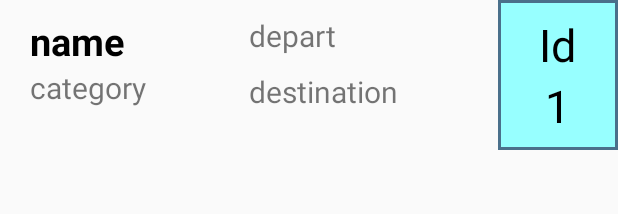
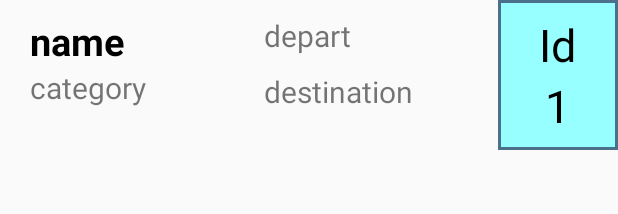
Before and after one commit to smkn4malang/smkcoding_rtrain, an Android app: the layout item_train.xml on its own in the app's theme, with its tools: preview values and no code run, on a phone screen of 412 x 824 dp. Shown: the top 214 px of the screen. Run offline under Robolectric (Android 15) with nearby library versions, the phone set to English and light mode, and no system bars.

Commit message:
v1.9.2 (fixed bugs)

```diff
--- a/app/src/main/java/com/example/robet/rtrain/trainAdapter.java
+++ b/app/src/main/java/com/example/robet/rtrain/trainAdapter.java
@@ -32,8 +32,8 @@ public class trainAdapter extends RecyclerView.Adapter<trainAdapter.MainViewAdap
 
         holder.tvId.setText(trainList.get(position).getId());
         holder.tvName.setText(trainList.get(position).getName());
-        holder.tvDepart.setText(trainList.get(position).getDepart());
-        holder.tvDestination.setText(trainList.get(position).getDestination());
+        holder.tvDepart.setText("asal   : " + trainList.get(position).getDepart());
+        holder.tvDestination.setText("tujuan : " +trainList.get(position).getDestination());
         holder.tvCategory.setText(trainList.get(position).getCategory());
 
         if(i % 2 == 0){
--- a/app/src/main/res/layout/item_train.xml
+++ b/app/src/main/res/layout/item_train.xml
@@ -34,6 +34,7 @@
         android:layout_width="0dp"
         android:layout_height="match_parent"
         android:layout_weight="1"
+        android:layout_marginLeft="20dp"
         android:orientation="vertical">
 
         <TextView
```
